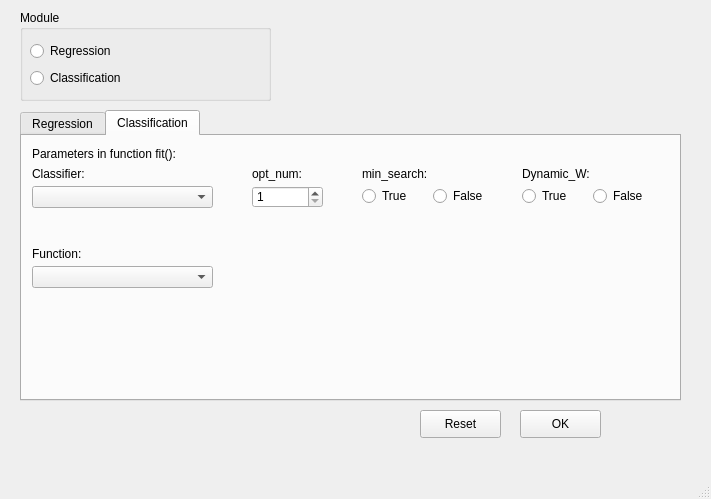
Bgolearn/BgoFace, file parameter.ui: the form before one commit.
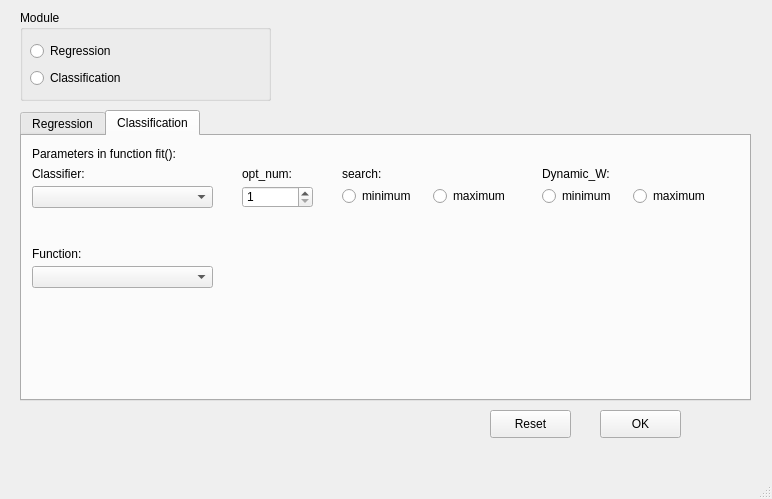
The form after the commit. The open tabs and pages were chosen to show the change.

Commit message: search minimum maximum

Patch:
```diff
--- a/parameter.ui
+++ b/parameter.ui
@@ -6,7 +6,7 @@
    <rect>
     <x>0</x>
     <y>0</y>
-    <width>711</width>
+    <width>772</width>
     <height>499</height>
    </rect>
   </property>
@@ -58,7 +58,7 @@
      <rect>
       <x>20</x>
       <y>110</y>
-      <width>661</width>
+      <width>731</width>
       <height>291</height>
      </rect>
     </property>
@@ -374,7 +374,7 @@
      <widget class="QLabel" name="label_9">
       <property name="geometry">
        <rect>
-        <x>230</x>
+        <x>220</x>
         <y>30</y>
         <width>72</width>
         <height>15</height>
@@ -387,7 +387,7 @@
      <widget class="QSpinBox" name="classification_opt_num_SpinBox">
       <property name="geometry">
        <rect>
-        <x>230</x>
+        <x>220</x>
         <y>50</y>
         <width>71</width>
         <height>22</height>
@@ -403,14 +403,14 @@
      <widget class="QLabel" name="label_10">
       <property name="geometry">
        <rect>
-        <x>340</x>
+        <x>320</x>
         <y>30</y>
         <width>91</width>
         <height>16</height>
        </rect>
       </property>
       <property name="text">
-       <string>min_search:</string>
+       <string>search:</string>
       </property>
      </widget>
      <widget class="QLabel" name="label_11">
@@ -439,7 +439,7 @@
      <widget class="QLabel" name="label_2">
       <property name="geometry">
        <rect>
-        <x>500</x>
+        <x>520</x>
         <y>30</y>
         <width>81</width>
         <height>16</height>
@@ -452,9 +452,9 @@
      <widget class="QWidget" name="layoutWidget">
       <property name="geometry">
        <rect>
-        <x>340</x>
+        <x>320</x>
         <y>50</y>
-        <width>135</width>
+        <width>175</width>
         <height>21</height>
        </rect>
       </property>
@@ -462,14 +462,14 @@
        <item>
         <widget class="QRadioButton" name="classification_min_search_TrueRadioButton">
          <property name="text">
-          <string>True</string>
+          <string>minimum</string>
          </property>
         </widget>
        </item>
        <item>
         <widget class="QRadioButton" name="classification_min_search_FalseRadioButton">
          <property name="text">
-          <string>False</string>
+          <string>maximum</string>
          </property>
         </widget>
        </item>
@@ -478,9 +478,9 @@
      <widget class="QWidget" name="layoutWidget">
       <property name="geometry">
        <rect>
-        <x>500</x>
+        <x>520</x>
         <y>50</y>
-        <width>135</width>
+        <width>175</width>
         <height>21</height>
        </rect>
       </property>
@@ -488,14 +488,14 @@
        <item>
         <widget class="QRadioButton" name="classification_Dynamic_W_TrueRadioButton">
          <property name="text">
-          <string>True</string>
+          <string>minimum</string>
          </property>
         </widget>
        </item>
        <item>
         <widget class="QRadioButton" name="classification_Dynamic_W_FalseRadioButton">
          <property name="text">
-          <string>False</string>
+          <string>maximum</string>
          </property>
         </widget>
        </item>
@@ -506,7 +506,7 @@
    <widget class="QPushButton" name="setParametersButton">
     <property name="geometry">
      <rect>
-      <x>520</x>
+      <x>600</x>
       <y>410</y>
       <width>81</width>
       <height>28</height>
@@ -519,7 +519,7 @@
    <widget class="QPushButton" name="resetParametersButton">
     <property name="geometry">
      <rect>
-      <x>420</x>
+      <x>490</x>
       <y>410</y>
       <width>81</width>
       <height>28</height>
```
Left out of the diff: 14 changed lines with no effect on the pictures. The commit also changes 1 other file.
